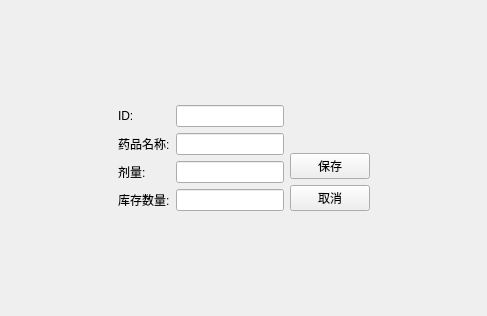
Before: the Qt Designer form medicationeditview.ui in AaWenGe/Medical-system, drawn with Qt 5.
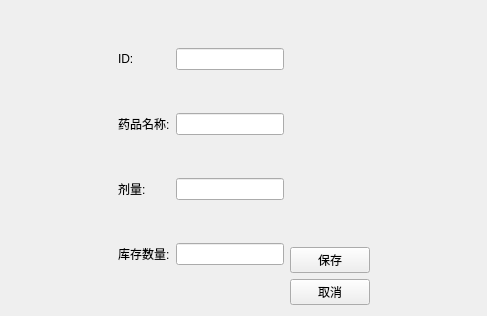
After: the same form once the commit is applied.

What changed in the file:
```diff
--- a/medicationeditview.ui
+++ b/medicationeditview.ui
@@ -13,10 +13,8 @@
   <property name="windowTitle">
    <string>药品管理</string>
   </property>
-  <layout class="QGridLayout" name="gridLayout_2">
-   <item row="0" column="0">
     <layout class="QGridLayout" name="gridLayout">
-     <item row="0" column="0" rowspan="4">
+   <item row="0" column="0">
       <spacer name="horizontalSpacer">
        <property name="orientation">
         <enum>Qt::Horizontal</enum>
@@ -30,16 +28,50 @@
       </spacer>
      </item>
      <item row="0" column="1">
+    <layout class="QGridLayout" name="gridLayout_2">
+     <item row="0" column="0">
       <widget class="QLabel" name="label">
        <property name="text">
         <string>ID:</string>
        </property>
       </widget>
      </item>
-     <item row="0" column="2">
+     <item row="0" column="1">
       <widget class="QLineEdit" name="dbEditID"/>
      </item>
-     <item row="0" column="3" rowspan="4">
+     <item row="1" column="0">
+      <widget class="QLabel" name="label_2">
+       <property name="text">
+        <string>药品名称:</string>
+       </property>
+      </widget>
+     </item>
+     <item row="1" column="1">
+      <widget class="QLineEdit" name="dbEditName"/>
+     </item>
+     <item row="2" column="0">
+      <widget class="QLabel" name="label_3">
+       <property name="text">
+        <string>剂量:</string>
+       </property>
+      </widget>
+     </item>
+     <item row="2" column="1">
+      <widget class="QLineEdit" name="dbEditDosage"/>
+     </item>
+     <item row="3" column="0">
+      <widget class="QLabel" name="label_4">
+       <property name="text">
+        <string>库存数量:</string>
+       </property>
+      </widget>
+     </item>
+     <item row="3" column="1">
+      <widget class="QLineEdit" name="dbEditStock"/>
+     </item>
+    </layout>
+   </item>
+   <item row="0" column="2">
       <layout class="QVBoxLayout" name="verticalLayout">
        <item>
         <spacer name="verticalSpacer">
@@ -70,50 +102,18 @@
        </item>
       </layout>
      </item>
-     <item row="0" column="4" rowspan="4">
+   <item row="0" column="3">
       <spacer name="horizontalSpacer_2">
        <property name="orientation">
         <enum>Qt::Horizontal</enum>
        </property>
        <property name="sizeHint" stdset="0">
         <size>
-         <width>40</width>
+       <width>24</width>
          <height>20</height>
         </size>
        </property>
       </spacer>
-     </item>
-     <item row="1" column="1">
-      <widget class="QLabel" name="label_2">
-       <property name="text">
-        <string>药品名称:</string>
-       </property>
-      </widget>
-     </item>
-     <item row="1" column="2">
-      <widget class="QLineEdit" name="dbEditName"/>
-     </item>
-     <item row="2" column="1">
-      <widget class="QLabel" name="label_3">
-       <property name="text">
-        <string>剂量:</string>
-       </property>
-      </widget>
-     </item>
-     <item row="2" column="2">
-      <widget class="QLineEdit" name="dbEditDosage"/>
-     </item>
-     <item row="3" column="1">
-      <widget class="QLabel" name="label_4">
-       <property name="text">
-        <string>库存数量:</string>
-       </property>
-      </widget>
-     </item>
-     <item row="3" column="2">
-      <widget class="QLineEdit" name="dbEditStock"/>
-     </item>
-    </layout>
    </item>
   </layout>
  </widget>
```
Lines whose indentation alone changed are shown as unchanged.
